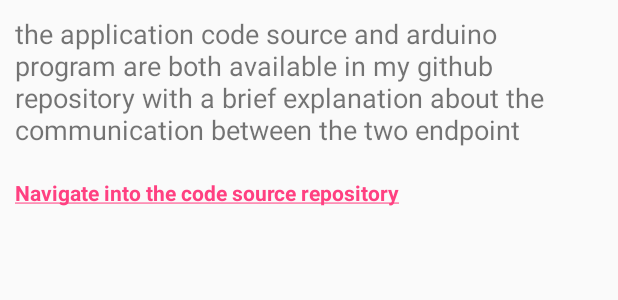
After one commit to ayoubElhoucine/Connect-Android-to-Arduino-via-Wifi, an Android app: the layout activity_app_source_code.xml on its own in the app's theme, with its tools: preview values and no code run, on a phone screen of 412 x 824 dp. The commit adds this screen. Shown: the top 300 px of the screen. Run offline under Robolectric (Android 15) with nearby library versions, the phone set to English and light mode, and no system bars.

Commit message:
add app code source

```diff
--- a/Android_Wifi/app/build.gradle
+++ b/Android_Wifi/app/build.gradle
@@ -38,6 +38,7 @@ dependencies {
     implementation 'com.android.support:cardview-v7:26.1.0'
     implementation 'com.android.support:design:26.1.0'
     implementation 'info.hoang8f:fbutton:1.0.5'
+    implementation 'com.android.support.constraint:constraint-layout:1.0.2'
     testImplementation 'junit:junit:4.12'
     androidTestImplementation 'com.android.support.test:runner:1.0.1'
     androidTestImplementation 'com.android.support.test.espresso:espresso-core:3.0.1'
--- a/Android_Wifi/app/src/main/java/com/tofaha/Android_wifi/app/Constant.kt
+++ b/Android_Wifi/app/src/main/java/com/tofaha/Android_wifi/app/Constant.kt
@@ -1,7 +1,4 @@
 package com.tofaha.Android_wifi.app
-
-import com.tofaha.Android_wifi.ui.MainActivity
-import com.tofaha.Android_wifi.ui.MainActivity_MembersInjector
 
 /**
  * Created by ayoub on 11/23/17.
@@ -12,6 +9,7 @@ interface Constant {
 
         val IP_ADDRESS = "ip_address"
         val PORT_NUMBER = "port_number"
+        val REPO_LINK = "https://github.com/ayoubElhoucine/Connect-Android-to-Arduino-via-Wifi"
 
     }
 
--- a/Android_Wifi/app/src/main/java/com/tofaha/Android_wifi/app/MyData.kt
+++ b/Android_Wifi/app/src/main/java/com/tofaha/Android_wifi/app/MyData.kt
@@ -1,6 +1,6 @@
 package com.tofaha.Android_wifi.app
 
-import com.tofaha.Android_wifi.ui.MainActivity
+import com.tofaha.Android_wifi.ui.main.MainActivity
 import java.net.Socket
 
 /**
--- a/Android_Wifi/app/src/main/java/com/tofaha/Android_wifi/connection/OpenConnection.kt
+++ b/Android_Wifi/app/src/main/java/com/tofaha/Android_wifi/connection/OpenConnection.kt
@@ -1,10 +1,8 @@
 package com.tofaha.Android_wifi.connection
 
 import android.os.AsyncTask
-import android.os.Handler
 
 import com.tofaha.Android_wifi.app.MyData
-import com.tofaha.Android_wifi.ui.MainActivity
 
 import java.io.IOException
 import java.net.Socket
--- a/Android_Wifi/app/src/main/java/com/tofaha/Android_wifi/dagger/AppComponent.kt
+++ b/Android_Wifi/app/src/main/java/com/tofaha/Android_wifi/dagger/AppComponent.kt
@@ -2,7 +2,7 @@ package com.tofaha.Android_wifi.dagger
 
 import com.tofaha.Android_wifi.ui.FloatingMenuFragment
 import com.tofaha.Android_wifi.ui.InfoActivity
-import com.tofaha.Android_wifi.ui.MainActivity
+import com.tofaha.Android_wifi.ui.main.MainActivity
 
 import javax.inject.Singleton
 
--- a/Android_Wifi/app/src/main/java/com/tofaha/Android_wifi/ui/InfoActivity.kt
+++ b/Android_Wifi/app/src/main/java/com/tofaha/Android_wifi/ui/InfoActivity.kt
@@ -19,6 +19,7 @@ import javax.inject.Inject
 import butterknife.BindView
 import butterknife.ButterKnife
 import butterknife.OnClick
+import com.tofaha.Android_wifi.ui.main.MainActivity
 
 class InfoActivity : AppCompatActivity() {
 
--- a/Android_Wifi/app/src/main/java/com/tofaha/Android_wifi/ui/MainView.kt
+++ b/Android_Wifi/app/src/main/java/com/tofaha/Android_wifi/ui/main/MainView.kt
@@ -1,4 +1,4 @@
-package com.tofaha.Android_wifi.ui
+package com.tofaha.Android_wifi.ui.main
 
 /**
  * Created by ayoub on 11/30/17.
--- /dev/null
+++ b/Android_Wifi/app/src/main/res/layout/activity_app_source_code.xml
@@ -0,0 +1,31 @@
+<?xml version="1.0" encoding="utf-8"?>
+<LinearLayout
+    xmlns:android="http://schemas.android.com/apk/res/android"
+    xmlns:app="http://schemas.android.com/apk/res-auto"
+    xmlns:tools="http://schemas.android.com/tools"
+    android:layout_width="match_parent"
+    android:layout_height="match_parent"
+    android:orientation="vertical"
+    tools:context="com.tofaha.Android_wifi.ui.AppSourceCode">
+
+
+    <TextView
+        android:id="@+id/textView2"
+        android:layout_width="wrap_content"
+        android:layout_height="wrap_content"
+        android:text="@string/code_source"
+        android:textSize="18sp"
+        android:layout_margin="10dp"/>
+
+    <TextView
+        android:id="@+id/my_repo_link"
+        android:layout_width="wrap_content"
+        android:layout_height="wrap_content"
+        android:layout_margin="10dp"
+        android:textStyle="bold"
+        android:textColor="@color/blue_menu_button"
+        android:text="@string/my_repo"
+        android:linksClickable="true"
+        android:autoLink="web"/>
+
+</LinearLayout>
--- a/Android_Wifi/app/src/main/res/layout/activity_main.xml
+++ b/Android_Wifi/app/src/main/res/layout/activity_main.xml
@@ -5,7 +5,7 @@
     xmlns:card_view="http://schemas.android.com/tools"
     android:layout_width="match_parent"
     android:layout_height="match_parent"
-    tools:context="com.tofaha.Android_wifi.ui.MainActivity">
+    tools:context="com.tofaha.Android_wifi.ui.main.MainActivity">
 
     <LinearLayout
         android:layout_width="match_parent"
--- a/Android_Wifi/app/src/main/res/layout/activity_main2.xml
+++ b/Android_Wifi/app/src/main/res/layout/activity_main2.xml
@@ -65,8 +65,9 @@
                     android:layout_width="220dp"
                     android:layout_height="wrap_content"
                     android:ems="10"
-                    android:inputType="textPersonName"
                     android:layout_margin="20dp"
+                    android:inputType="textWebEmailAddress|numberPassword|phone"
+                    android:digits="0123456789."
                     android:gravity="center"
                     android:hint="IP address" />
 
@@ -78,7 +79,8 @@
                     android:layout_marginBottom="20dp"
                     android:layout_marginTop="10dp"
                     android:gravity="center"
-                    android:inputType="textPersonName"
+                    android:inputType="number"
+                    android:digits="0123456789"
                     android:hint="port number"/>
 
                 <Button
--- a/Android_Wifi/app/src/main/res/layout/ip_address_dialog.xml
+++ b/Android_Wifi/app/src/main/res/layout/ip_address_dialog.xml
@@ -21,9 +21,11 @@
         android:id="@+id/ip_dialog"
         android:layout_width="match_parent"
         android:layout_height="wrap_content"
-        android:layout_margin="30dp"
+        android:layout_margin="40dp"
         android:gravity="center"
         android:hint="IP address"
+        android:inputType="textWebEmailAddress|numberPassword|phone"
+        android:digits="0123456789."
         android:textColor="@color/colorPrimaryDark"
         android:textSize="18sp" />
 
@@ -50,7 +52,7 @@
             android:background="@drawable/btn_accent_selector"
             android:textColor="@color/blue_menu_button"
             android:layout_margin="1dp"
-            android:text="Change"
+            android:text="Save"
             android:layout_weight="1"/>
 
     </LinearLayout>
--- a/Android_Wifi/app/src/main/res/layout/port_number_dialog.xml
+++ b/Android_Wifi/app/src/main/res/layout/port_number_dialog.xml
@@ -21,8 +21,10 @@
         android:id="@+id/port_dialog"
         android:layout_width="match_parent"
         android:layout_height="wrap_content"
-        android:layout_margin="30dp"
+        android:layout_margin="40dp"
         android:gravity="center"
+        android:inputType="number"
+        android:digits="0123456789"
         android:hint="Port number"
         android:textColor="@color/colorPrimaryDark"
         android:textSize="18sp" />
@@ -50,7 +52,7 @@
             android:background="@drawable/btn_accent_selector"
             android:textColor="@color/blue_menu_button"
             android:layout_margin="1dp"
-            android:text="Change"
+            android:text="Save"
             android:layout_weight="1"/>
 
     </LinearLayout>
--- a/Android_Wifi/app/src/main/res/values/strings.xml
+++ b/Android_Wifi/app/src/main/res/values/strings.xml
@@ -1,3 +1,8 @@
 <resources>
-    <string name="app_name">ESP8266</string>
+    <string name="app_name">Android Wifi</string>
+
+    <string name="code_source">the application code source and arduino program are both available in my  github repository with a brief explanation about the communication between the two endpoint</string>
+
+    <string name="my_repo"><a href="https://github.com/ayoubElhoucine/Connect-Android-to-Arduino-via-Wifi">Navigate into the code source repository</a></string>
+
 </resources>
```
Also changed, not shown: Android_Wifi/app/src/main/AndroidManifest.xml (+5 -5 lines), Android_Wifi/app/src/main/java/com/tofaha/Android_wifi/ui/AppSourceCode.kt (added, +32 -0 lines), Android_Wifi/app/src/main/java/com/tofaha/Android_wifi/ui/FloatingMenuFragment.kt (+17 -7 lines), Android_Wifi/app/src/main/java/com/tofaha/Android_wifi/ui/main/MainActivity.kt (renamed from Android_Wifi/app/src/main/java/com/tofaha/Android_wifi/ui/MainActivity.kt, +7 -11 lines).
